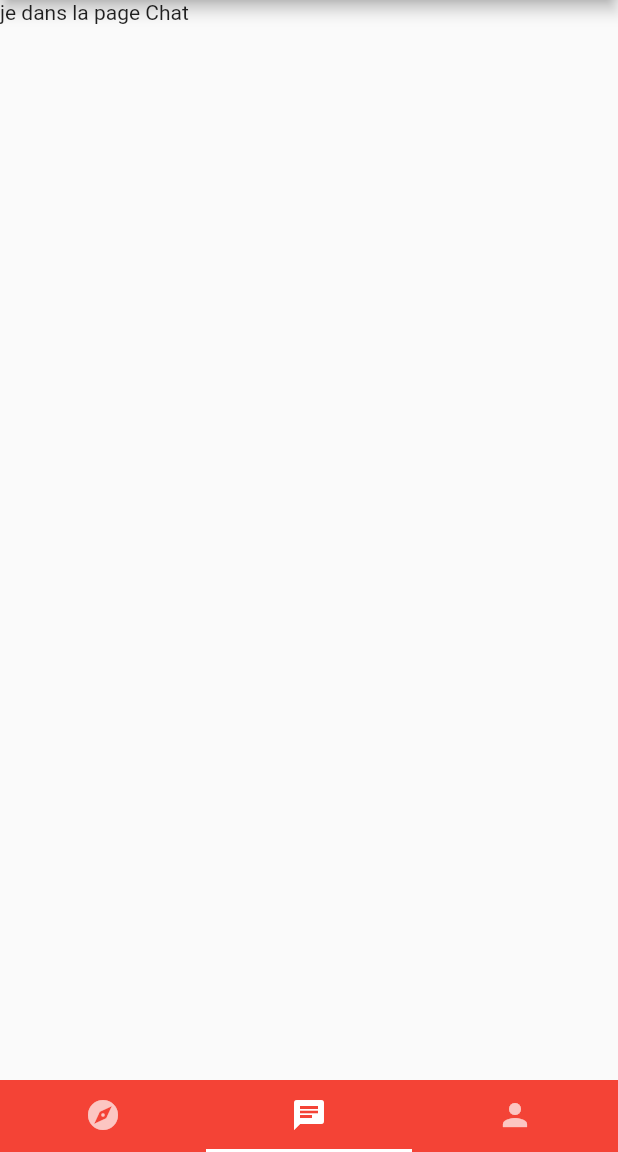
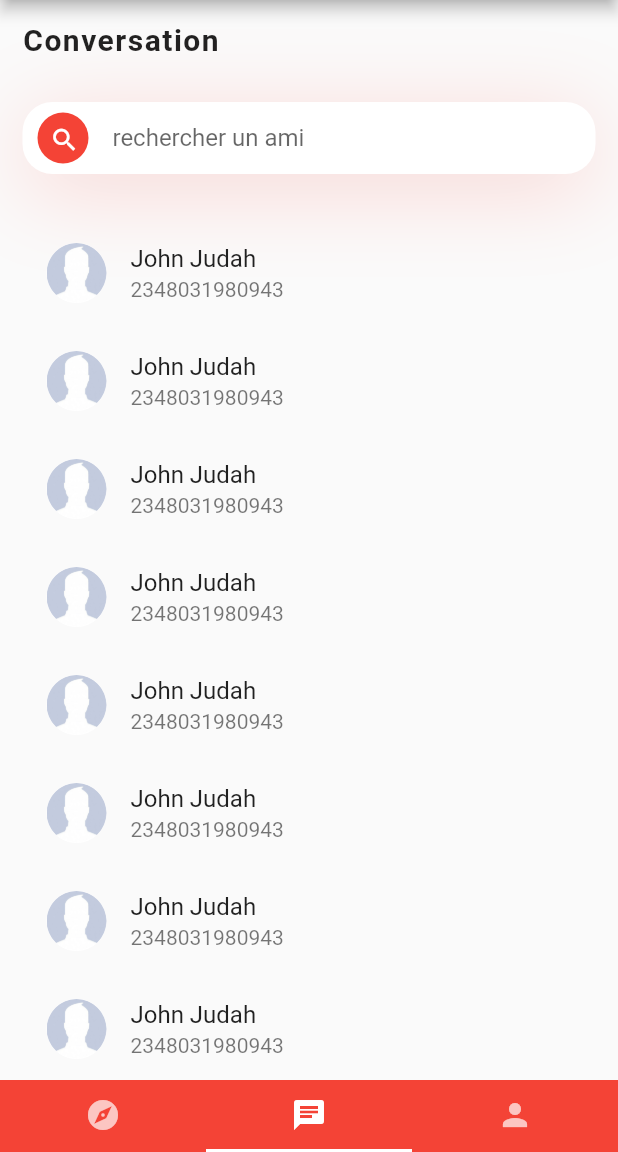
Before and after one commit to elmehdibadaoui/spot_me, a Flutter app: the HomePage screen opened directly with empty values, tab 2 chosen, on a phone screen of 412 x 824 dp, the part 84-1236 px from its top. Run offline on Flutter 3.47's test engine with Material 2 defaults, Android fonts, the phone set to English and light mode, and no system bars; our stand-ins replace firebase_auth, firebase_database, image_picker; accounts and stored records are empty.

Commit message:
chat_page.dart adding some design

```diff
--- /dev/null
+++ b/lib/models/message.dart
@@ -0,0 +1,26 @@
+import 'package:firebase_database/firebase_database.dart';
+
+class Message {
+  String key;
+  String uid_from;
+  String message;
+  int timestamp;
+
+  Message(this.uid_from, this.message, this.timestamp);
+
+  Message.fromSnapshot(DataSnapshot snapshot)
+      : key = snapshot.key,
+        uid_from = snapshot.value["uid_from"],
+        message = snapshot.value["message"],
+        timestamp = snapshot.value["timestamp"];
+
+  Message.fromMap(dynamic key, dynamic value)
+      : key = key,
+        uid_from = value["uid_from"],
+        message = value["message"],
+        timestamp = value["timestamp"];
+
+  toJson() {
+    return {"uid_from": uid_from, "message": message, "timestamp": timestamp};
+  }
+}
--- a/lib/pages/chat_page.dart
+++ b/lib/pages/chat_page.dart
@@ -1,5 +1,13 @@
+import 'dart:async';
+
+import 'package:firebase_database/firebase_database.dart';
 import 'package:flutter/material.dart';
 import 'package:spot_me/services/authentication.dart';
+
+import 'package:spot_me/services/data.dart';
+import 'package:spot_me/models/user.dart';
+import 'package:spot_me/models/message.dart';
+import 'package:spot_me/utils/Utils.dart';
 
 class ChatPage extends StatefulWidget {
   ChatPage({Key key, this.auth, this.userId, this.logoutCallback})
@@ -14,8 +22,161 @@ class ChatPage extends StatefulWidget {
 }
 
 class _ChatPageState extends State<ChatPage> {
+  final _searchbox = TextEditingController();
+
+  StreamSubscription<Event> _onTodoAddedSubscription;
+  StreamSubscription<Event> _onTodoChangedSubscription;
+
+  final FirebaseDatabase _database = FirebaseDatabase.instance;
+
+  List<Message> _todoList;
+
+  Query _todoQuery;
+
+  @override
+  void initState() {
+    super.initState();
+
+    //_checkEmailVerification();
+
+    _todoList = new List();
+    _todoQuery = _database.reference().child("messages").child(widget.userId);
+    _onTodoAddedSubscription = _todoQuery.onChildAdded.listen(onEntryAdded);
+    _onTodoChangedSubscription =
+        _todoQuery.onChildChanged.listen(onEntryChanged);
+  }
+
+  onEntryChanged(Event event) {
+    var oldEntry = _todoList.singleWhere((entry) {
+      return entry.key == event.snapshot.key;
+    });
+
+    setState(() {
+      _todoList[_todoList.indexOf(oldEntry)] =
+          Message.fromSnapshot(event.snapshot);
+    });
+  }
+
+  onEntryAdded(Event event) {
+    setState(() {
+      _todoList.add(Message.fromSnapshot(event.snapshot));
+    });
+  }
+
   @override
   Widget build(BuildContext context) {
-    return Text("je dans la page Chat");
+    return Container(
+//      color: Colors.purple,
+      width: 50,
+      padding: const EdgeInsets.fromLTRB(15.0, 15.0, 15.0, 0.0),
+      child: Column(
+        crossAxisAlignment: CrossAxisAlignment.start,
+        children: <Widget>[
+          Text("Conversation",
+              style: TextStyle(
+                  fontWeight: FontWeight.bold, fontSize: 20, letterSpacing: 1)),
+          searchInput(),
+          Expanded(
+              child: ListView(
+            children: <Widget>[
+              userMessage(),
+              userMessage(),
+              userMessage(),
+              userMessage(),
+              userMessage(),
+              userMessage(),
+              userMessage(),
+              userMessage(),
+              userMessage(),
+              userMessage(),
+              userMessage(),
+            ],
+          ))
+        ],
+      ),
+    );
+  }
+
+  Widget searchInput() {
+    return Padding(
+      padding: EdgeInsets.fromLTRB(0.0, 30.0, 0.0, 30.0),
+      child: Container(
+        padding: EdgeInsets.fromLTRB(10.0, 0.0, 0.0, 0.0),
+        decoration: BoxDecoration(
+            color: Colors.white,
+            borderRadius: BorderRadius.circular(20),
+            boxShadow: [
+              BoxShadow(
+                  offset: Offset(0, 10),
+                  blurRadius: 50,
+                  color: Colors.red.withOpacity(0.2))
+            ]),
+        child: TextFormField(
+          controller: _searchbox,
+          keyboardType: TextInputType.text,
+          decoration: new InputDecoration(
+            hintText: 'rechercher un ami',
+            icon: CircleAvatar(
+              radius: 17,
+              backgroundColor: Colors.red,
+              child: IconButton(
+                icon: Icon(
+                  Icons.search,
+                  color: Colors.white,
+                  size: 20,
+                ),
+                onPressed: () {
+                  //
+                },
+              ),
+            ),
+            enabledBorder: InputBorder.none,
+            focusedBorder: InputBorder.none,
+          ),
+        ),
+      ),
+    );
+  }
+
+  Widget userMessage() {
+    return ListTile(
+      leading: CircleAvatar(
+        backgroundColor: Colors.white,
+        backgroundImage: AssetImage('assets/no-image.png'),
+      ),
+      title: Text(
+        'John Judah',
+      ),
+      subtitle: Text('2348031980943'),
+//      trailing: Icon(Icons.keyboard_arrow_right),
+      onTap: () {
+        var newMessageKey = _database
+            .reference()
+            .child('messages')
+            .child(widget.userId)
+            .push()
+            .key;
+
+        print(newMessageKey);
+
+        // HxFa2f5PeRYzFZw7megXcg5BEqJ2
+        // Zshw5TtCAUfCKbmuN2FbitgF3Tu1
+
+//        print(ServerValue.timestamp.values.);
+
+        _database
+            .reference()
+            .child('messages')
+            .child(widget.userId)
+            .child(newMessageKey)
+            .update(new Message(
+                    'Zshw5TtCAUfCKbmuN2FbitgF3Tu1', 'le message', 10654654654)
+                .toJson());
+//
+//        print(widget.userId);
+        print(_todoList.length);
+//        print(_todoList[0].message);
+      },
+    );
   }
 }
--- a/lib/pages/explore_page.dart
+++ b/lib/pages/explore_page.dart
@@ -23,6 +23,7 @@ class _ExplorePageState extends State<ExplorePage> {
   final GlobalKey<FormState> formKey = GlobalKey<FormState>();
 
   final _textEditingController = TextEditingController();
+
   StreamSubscription<Event> _onTodoAddedSubscription;
   StreamSubscription<Event> _onTodoChangedSubscription;
 
--- /dev/null
+++ b/lib/services/data.dart
@@ -0,0 +1,31 @@
+import 'package:firebase_database/firebase_database.dart';
+import 'package:spot_me/models/user.dart';
+
+class Data {
+  final FirebaseDatabase _database = FirebaseDatabase.instance;
+
+  userById(String uid) async {
+    return await _database.reference().child("users").child(uid).once();
+  }
+
+  allMessages() async {
+    return await _database.reference().child("messages").once();
+  }
+
+//        Data().userById('Zshw5TtCAUfCKbmuN2FbitgF3Tu1').then((snapshot){
+//          User user = User.fromSnapshot(snapshot);
+//          print(user.userId);
+//        });
+
+//        List<Message> _todoList = new List();
+//        Data().allMessages().then((snapshot){
+//            Map<dynamic, dynamic> values = snapshot.value;
+//            values.forEach((key,value) {
+//              _todoList.add(Message.fromMap(key, value));
+//            });
+//
+//            print(_todoList.length);
+//            print(_todoList[0].message);
+//        });
+
+}
--- a/pubspec.yaml
+++ b/pubspec.yaml
@@ -19,5 +19,4 @@ flutter:
   uses-material-design: true
 
   assets:
-    - assets/flutter-icon.png
-    - assets/no-image.png
+    - assets/
```
